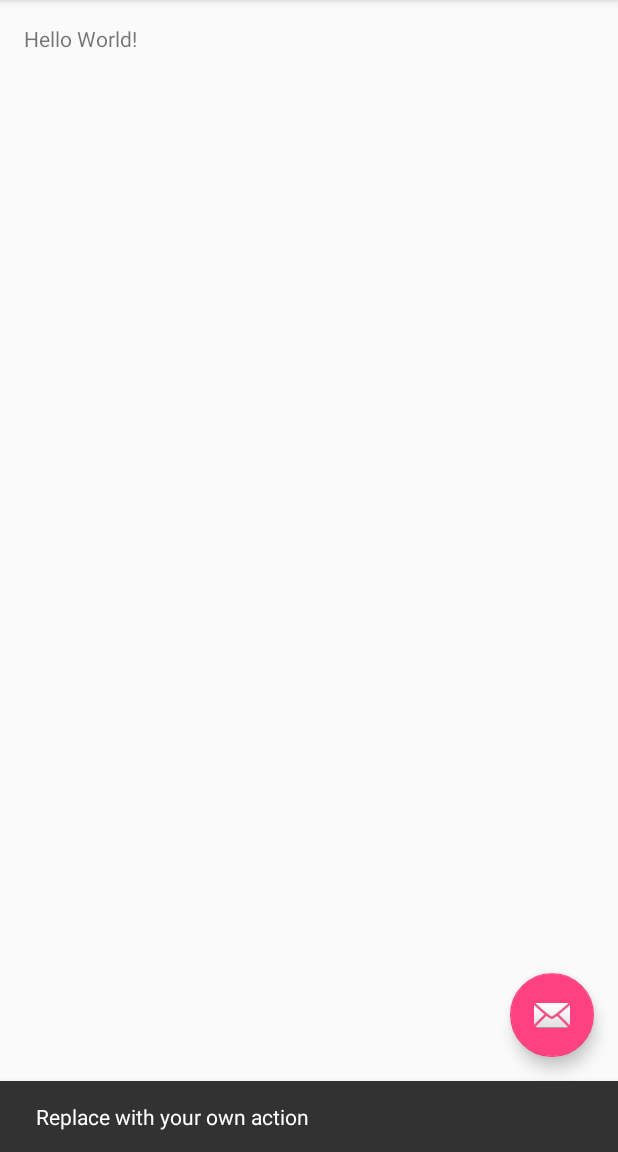
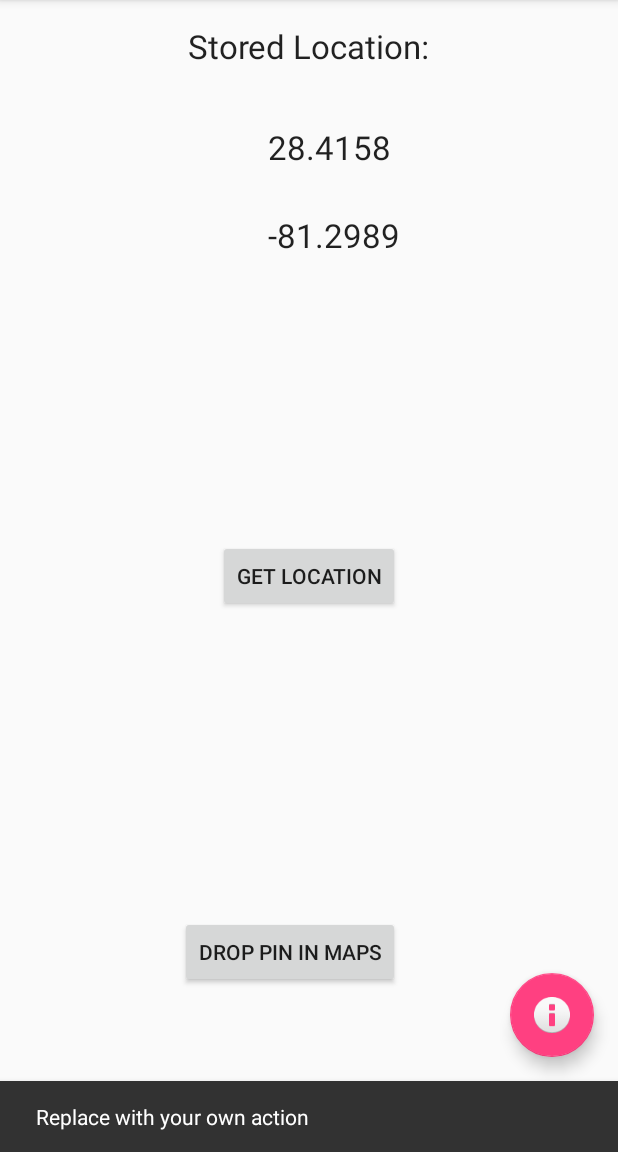
Before and after one commit to maderski/Mark-Parking-Spot, an Android app: the screen it shows after launch (MainActivity), after a tap on an icon or button, on a phone screen of 412 x 824 dp, the part 84-1236 px from its top. Run offline under Robolectric (Android 15) with nearby library versions, the phone set to English and light mode, and no system bars.

Commit message:
First working version!
TODO: Select colors, create icon and stylize it!

```diff
--- a/app/src/main/AndroidManifest.xml
+++ b/app/src/main/AndroidManifest.xml
@@ -1,6 +1,8 @@
 <?xml version="1.0" encoding="utf-8"?>
 <manifest xmlns:android="http://schemas.android.com/apk/res/android"
     package="maderski.markparkingspot">
+
+    <uses-permission android:name="android.permission.ACCESS_FINE_LOCATION" />
 
     <application
         android:allowBackup="true"
--- /dev/null
+++ b/app/src/main/java/maderski/markparkingspot/MPSPreferences.java
@@ -0,0 +1,57 @@
+package maderski.markparkingspot;
+
+import android.content.Context;
+import android.content.SharedPreferences;
+
+/**
+ * Created by Jason on 8/9/16.
+ */
+public class MPSPreferences {
+    public static SharedPreferences.Editor _editor;
+
+    private static String MY_PREFS_NAME = "MPSPreferences";
+
+    private static final String LATITUDE_KEY = "MyLatitudeKey";
+    private static final String LONGITUDE_KEY = "LongitudeKey";
+
+    //Writes to SharedPreferences, but still need to commit setting to save it
+    private static SharedPreferences.Editor editor(Context context){
+
+        if(_editor == null){
+            _editor = context.getSharedPreferences(MY_PREFS_NAME, context.MODE_PRIVATE).edit();
+            _editor.commit();
+        }
+
+        return _editor;
+    }
+
+    //Reads SharedPreferences value
+    private static SharedPreferences reader(Context context){
+
+        return context.getSharedPreferences(MY_PREFS_NAME, context.MODE_PRIVATE);
+    }
+
+    //Commits write to SharedPreferences
+    private static void commit(Context context){
+        editor(context).commit();
+        _editor = null;
+    }
+
+    public static void setLatitude(Context context, String latitude){
+        editor(context).putString(LATITUDE_KEY, latitude);
+        commit(context);
+    }
+
+    public static String getLatitude(Context context){
+        return reader(context).getString(LATITUDE_KEY, "28.4158");
+    }
+
+    public static void setLongitude(Context context, String longitude){
+        editor(context).putString(LONGITUDE_KEY, longitude);
+        commit(context);
+    }
+
+    public static String getLongitude(Context context){
+        return reader(context).getString(LONGITUDE_KEY, "-81.2989");
+    }
+}
--- a/app/src/main/java/maderski/markparkingspot/MainActivity.java
+++ b/app/src/main/java/maderski/markparkingspot/MainActivity.java
@@ -1,20 +1,31 @@
 package maderski.markparkingspot;
 
+import android.Manifest;
+import android.content.Intent;
+import android.content.pm.PackageInfo;
+import android.content.pm.PackageManager;
+import android.net.Uri;
 import android.os.Bundle;
 import android.support.design.widget.FloatingActionButton;
 import android.support.design.widget.Snackbar;
+import android.support.v4.app.ActivityCompat;
 import android.support.v7.app.AppCompatActivity;
 import android.support.v7.widget.Toolbar;
+import android.util.Log;
 import android.view.View;
 import android.view.Menu;
 import android.view.MenuItem;
+import android.widget.TextView;
 
 public class MainActivity extends AppCompatActivity {
+    private static final String TAG = MainActivity.class.getName();
 
     @Override
     protected void onCreate(Bundle savedInstanceState) {
         super.onCreate(savedInstanceState);
         setContentView(R.layout.activity_main);
+        checkLocationPermission();
+        setLocationText();
         Toolbar toolbar = (Toolbar) findViewById(R.id.toolbar);
         setSupportActionBar(toolbar);
 
@@ -43,10 +54,72 @@ public class MainActivity extends AppCompatActivity {
         int id = item.getItemId();
 
         //noinspection SimplifiableIfStatement
-        if (id == R.id.action_settings) {
+        if (id == R.id.about_menu) {
+            aboutSelected();
             return true;
         }
 
         return super.onOptionsItemSelected(item);
     }
+
+    private void checkLocationPermission() {
+        PackageManager packageManager = getPackageManager();
+        int hasPermission = packageManager.checkPermission(Manifest.permission.ACCESS_FINE_LOCATION,
+                getPackageName());
+        //Check if Permission is granted
+        if(hasPermission != PackageManager.PERMISSION_GRANTED){
+            ActivityCompat.requestPermissions(
+                    this,
+                    new String[]{Manifest.permission.ACCESS_FINE_LOCATION},
+                    PackageManager.PERMISSION_GRANTED);
+        }
+    }
+
+    //Launches the AboutActivity when about is selected
+    private void aboutSelected(){
+        final View view = findViewById(R.id.toolbar);
+
+        Snackbar.make(view, "Created by: Jason Maderski" + "\n" + "Version: " + showVersion(), Snackbar.LENGTH_LONG).show();
+    }
+
+    private String showVersion(){
+        String version = "none";
+
+        try {
+            PackageInfo pkgInfo = getPackageManager().getPackageInfo(getPackageName(), 0);
+            version = pkgInfo.versionName;
+        }catch(Exception e){
+            Log.e(TAG, e.getMessage());
+        }
+
+        return version;
+    }
+
+    public void getCurrentLocationButton(View view){
+        CurrentLocation currentLocation = new CurrentLocation(this);
+        MPSPreferences.setLatitude(this, currentLocation.getLatitude());
+        MPSPreferences.setLongitude(this, currentLocation.getLongitude());
+        setLocationText();
+    }
+
+    private void setLocationText(){
+        TextView textView = (TextView)findViewById(R.id.latitudeText);
+        textView.setText(MPSPreferences.getLatitude(this));
+        textView = (TextView) findViewById(R.id.longitudeText);
+        textView.setText(MPSPreferences.getLongitude(this));
+    }
+
+    public void dropPinInMapsButton(View view){
+        String latitude = MPSPreferences.getLatitude(this);
+        String longitude = MPSPreferences.getLongitude(this);
+        String labelName = "Parking Spot";
+
+        dropPinInMaps(latitude, longitude, labelName);
+
+    }
+
+    private void dropPinInMaps(String latitude, String longitude, String labelName){
+        Intent dropPinIntent = new Intent(Intent.ACTION_VIEW, Uri.parse("geo:0,0?q="+latitude+","+longitude+"("+labelName+")"));
+        startActivity(dropPinIntent);
+    }
 }
--- a/app/src/main/res/layout/activity_main.xml
+++ b/app/src/main/res/layout/activity_main.xml
@@ -29,6 +29,6 @@
         android:layout_height="wrap_content"
         android:layout_gravity="bottom|end"
         android:layout_margin="@dimen/fab_margin"
-        android:src="@android:drawable/ic_dialog_email" />
+        android:src="@android:drawable/ic_dialog_info" />
 
 </android.support.design.widget.CoordinatorLayout>
--- a/app/src/main/res/layout/content_main.xml
+++ b/app/src/main/res/layout/content_main.xml
@@ -12,8 +12,51 @@
     tools:context="maderski.markparkingspot.MainActivity"
     tools:showIn="@layout/activity_main">
 
+    <Button
+        android:layout_width="wrap_content"
+        android:layout_height="wrap_content"
+        android:text="Get Location"
+        android:id="@+id/getLocationButton"
+        android:onClick="getCurrentLocationButton"
+        android:layout_centerVertical="true"
+        android:layout_centerHorizontal="true" />
+
+    <Button
+        android:layout_width="wrap_content"
+        android:layout_height="wrap_content"
+        android:text="Drop Pin in Maps"
+        android:id="@+id/dropPinButton"
+        android:onClick="dropPinInMapsButton"
+        android:layout_alignParentBottom="true"
+        android:layout_alignEnd="@+id/getLocationButton"
+        android:layout_marginBottom="93dp" />
+
     <TextView
         android:layout_width="wrap_content"
         android:layout_height="wrap_content"
-        android:text="Hello World!" />
+        android:textAppearance="?android:attr/textAppearanceLarge"
+        android:text="Latitude"
+        android:id="@+id/latitudeText"
+        android:layout_marginTop="67dp"
+        android:layout_alignParentTop="true"
+        android:layout_alignStart="@+id/longitudeText" />
+
+    <TextView
+        android:layout_width="wrap_content"
+        android:layout_height="wrap_content"
+        android:textAppearance="?android:attr/textAppearanceLarge"
+        android:text="Longitude"
+        android:id="@+id/longitudeText"
+        android:layout_below="@+id/latitudeText"
+        android:layout_alignEnd="@+id/getLocationButton"
+        android:layout_marginTop="29dp" />
+
+    <TextView
+        android:layout_width="wrap_content"
+        android:layout_height="wrap_content"
+        android:textAppearance="?android:attr/textAppearanceLarge"
+        android:text="Stored Location:"
+        android:id="@+id/textView"
+        android:layout_alignParentTop="true"
+        android:layout_centerHorizontal="true" />
 </RelativeLayout>
--- a/app/src/main/res/menu/menu_main.xml
+++ b/app/src/main/res/menu/menu_main.xml
@@ -3,8 +3,8 @@
     xmlns:tools="http://schemas.android.com/tools"
     tools:context="maderski.markparkingspot.MainActivity">
     <item
-        android:id="@+id/action_settings"
+        android:id="@+id/about_menu"
         android:orderInCategory="100"
-        android:title="@string/action_settings"
+        android:title="@string/about_menu"
         app:showAsAction="never" />
 </menu>
--- a/app/src/main/res/values/strings.xml
+++ b/app/src/main/res/values/strings.xml
@@ -1,4 +1,4 @@
 <resources>
     <string name="app_name">Mark Parking Spot</string>
-    <string name="action_settings">Settings</string>
+    <string name="about_menu">About</string>
 </resources>
```
Also changed, not shown: app/src/main/java/maderski/markparkingspot/CurrentLocation.java (added, +63 -0 lines).
